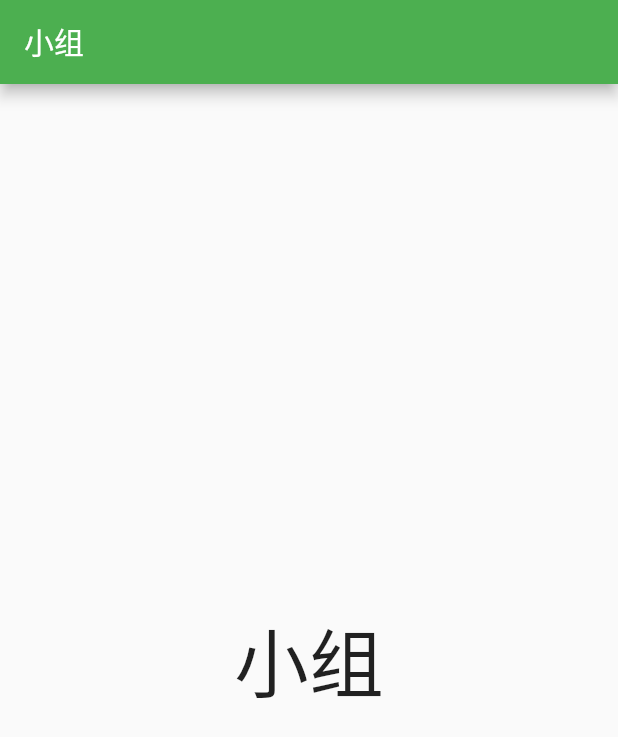
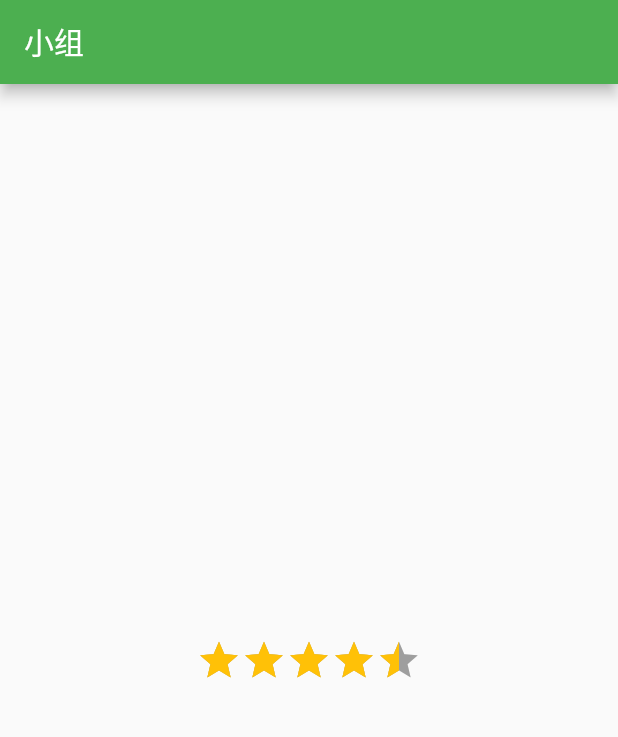
Before and after one commit to BCCLzy/Learn_Flutter, a Flutter app: the Group screen opened directly, on a phone screen of 412 x 824 dp. Shown: the top 737 px of the screen. Run offline on Flutter 3.47's test engine with Material 2 defaults, Android fonts, the phone set to English and light mode, and no system bars; our stand-ins replace dio; network calls fail.

```diff
--- /dev/null
+++ b/lib/components/star_rating.dart
@@ -0,0 +1,89 @@
+import 'package:flutter/material.dart';
+
+class StarRating extends StatefulWidget {
+  final double rating;// 当前的评分
+  final double maxRating;// 最高评分
+  final Widget unselectedImage;// 未选中的图片
+  final Widget selectedImage;// 选中的图片
+  final int count;// 显示个数
+  final double size;// 大小
+  final Color unselctedColor;// 默认icon时候，未选中图标颜色
+  final Color selectedColor;// 默认icon时候，选中图标颜色
+
+  StarRating({
+    @required this.rating,
+    this.maxRating = 10,
+    Widget unselectedImage,
+    Widget selectedImage,
+    this.count = 5,
+    this.size = 30,
+    this.unselctedColor = Colors.grey,
+    this.selectedColor = Colors.amber,
+}): unselectedImage = unselectedImage ?? Icon(Icons.star,size: size,color: unselctedColor,),
+    selectedImage = selectedImage ?? Icon(Icons.star,size: size,color: selectedColor,);
+
+
+
+  @override
+  _StarRatingState createState() => _StarRatingState();
+}
+
+class _StarRatingState extends State<StarRating> {
+  @override
+  Widget build(BuildContext context) {
+    return Stack(
+      children: [
+        getUnselctedStar(),
+        getSelectedStar(),
+      ],
+    );
+  }
+
+  //获取未选中的Star
+  Widget getUnselctedStar(){
+    return Row(
+      mainAxisSize: MainAxisSize.min,//居中显示
+      children: List.generate(widget.count, (int index){
+        return widget.unselectedImage;
+      }),
+    );
+  }
+
+  //获取选中的Star
+  Widget getSelectedStar(){
+    //1、计算完整的star
+    double oneValue = widget.maxRating / widget.count;//计算每一个的值
+    int entireCount = (widget.rating/oneValue).floor();//向下转型得到数量
+
+
+    //2、剩余的一个star显示的比例
+    double leftValue = (widget.rating - entireCount * oneValue); //剩下的值
+    double ratioLeft = leftValue / oneValue ; //计算占比
+
+    return Row(
+      mainAxisSize: MainAxisSize.min,//居中显示
+      children: List.generate(entireCount+1, (int index) {
+        if(index<entireCount) return widget.selectedImage;
+        return ClipRect(
+            clipper: MyRectClipper(width: widget.size * ratioLeft),
+            child: widget.selectedImage,
+        );
+      }),
+    );
+  }
+}
+
+//封装剪切
+class MyRectClipper extends CustomClipper<Rect>{
+  double width;
+
+  MyRectClipper({this.width});
+  @override
+  Rect getClip(Size size) {
+    return Rect.fromLTRB(0, 0, width, size.height);
+  }
+  @override
+  bool shouldReclip(MyRectClipper oldClipper) {
+    return width !=oldClipper.width;//如果不等于就每次进行剪切，如果相等的话不需要进行剪切
+  }
+}
--- a/lib/models/home_model.dart
+++ b/lib/models/home_model.dart
@@ -16,8 +16,7 @@
 //   Director.fromMap(Map<String, dynamic> json): super.fromMap(json);
 // }
 
-int counter = 1;
-
+int counter = 1;//初始排名
 class MovieItem {
   int rank;
   String imageURL;
@@ -28,7 +27,7 @@ class MovieItem {
 
   //封装成模型
   MovieItem.fromMap(Map<String, dynamic> json) {
-    this.rank = counter++;
+    this.rank = counter++;//每次电影数量增加一次就增加一次
     this.imageURL = json["img"];
     this.title = json["name"];
     this.director = json["director"];
--- a/lib/views/group/group.dart
+++ b/lib/views/group/group.dart
@@ -1,4 +1,5 @@
 import 'package:flutter/material.dart';
+import 'package:learnflutter_git/components/star_rating.dart';
 
 class Group extends StatelessWidget {
   @override
@@ -8,7 +9,10 @@ class Group extends StatelessWidget {
         title: Text('小组'),
       ),
       body: Center(
-        child: Text('小组',style: TextStyle(fontSize: 50),),
+        child: StarRating(
+          rating: 9,
+
+        ),
       ),
     );
   }
```
Also changed, not shown: lib/components/dashed_line.dart (added, +33 -0 lines), lib/views/home/childCpns/movie_list_item.dart (added, +174 -0 lines), lib/views/home/home.dart (+3 -4 lines), lib/views/subject/subject.dart (+11 -1 lines).
